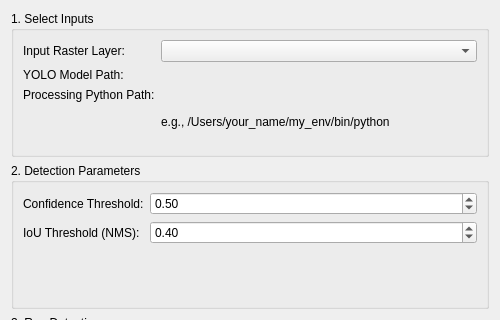
First picture: the form in tree_detector_tools_dialog_base.ui, repository r-reaper/tree_detector_tools, before the edit; both pictures show x 0 to 500 and y 0 to 320 of the 500 by 500 pixel window.
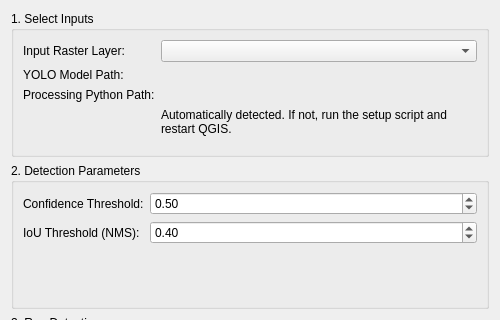
Second picture: the form after the edit. Custom widgets are drawn as their Qt base class.

Commit message: fix: setup folder and setup file

```diff
--- a/tree_detector_tools_dialog_base.ui
+++ b/tree_detector_tools_dialog_base.ui
@@ -54,7 +54,7 @@
       <item row="3" column="1">
        <widget class="QLabel" name="label_python_example">
         <property name="text">
-         <string>e.g., /Users/your_name/my_env/bin/python</string>
+         <string>Automatically detected. If not, run the setup script and restart QGIS.</string>
         </property>
         <property name="wordWrap">
          <bool>true</bool>
```
Left out of the diff: 1 changed line with no effect on the pictures. The commit also changes 6 other files.
